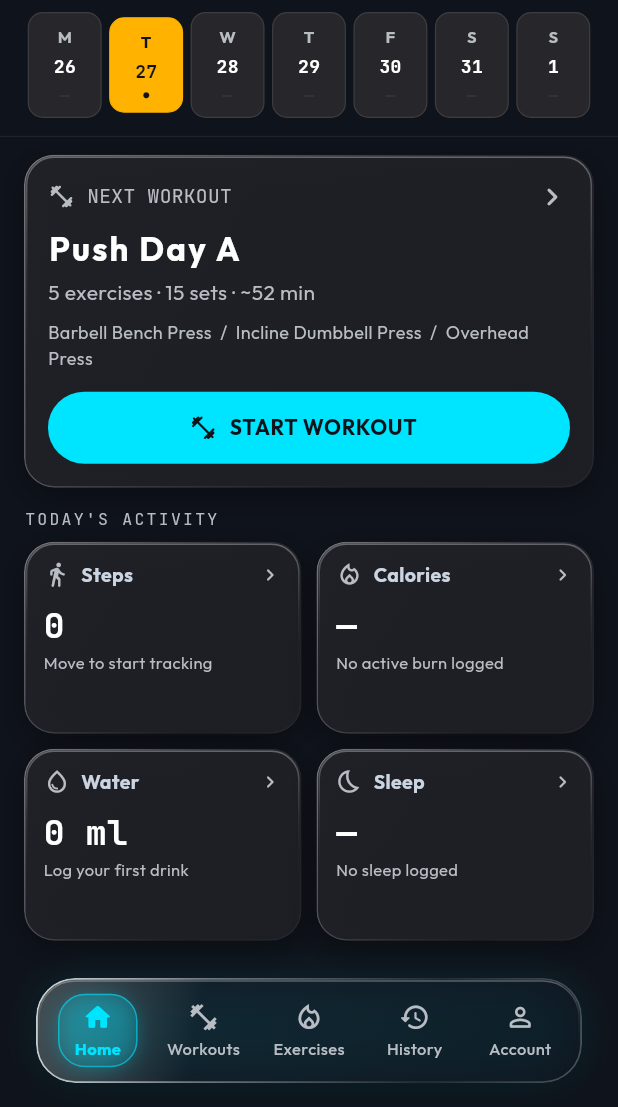
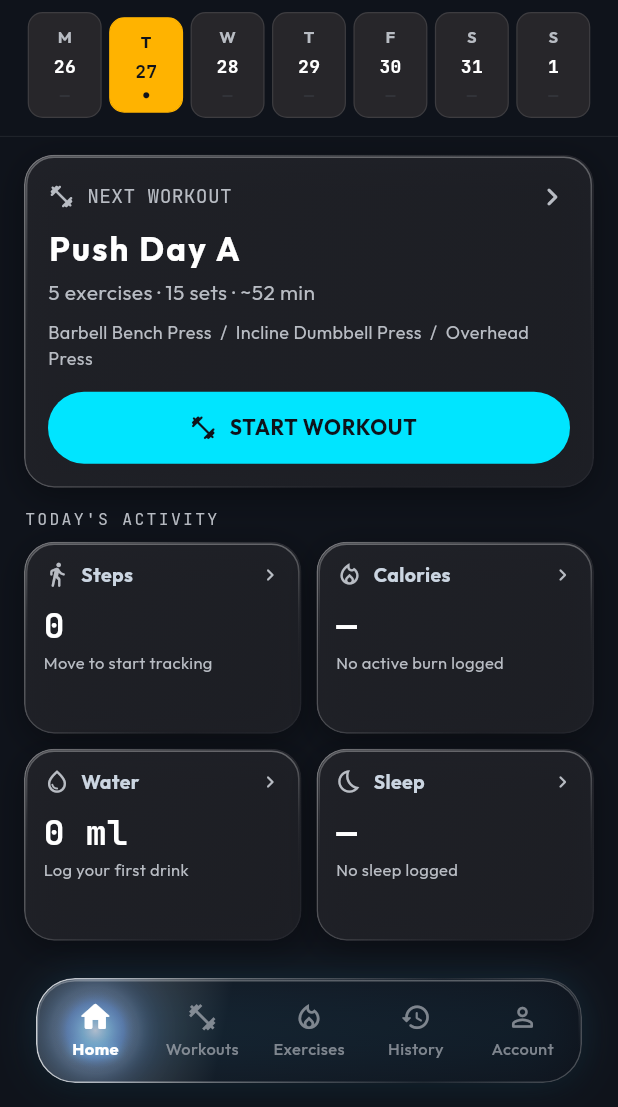
Before and after one commit to LuvyaNishad/GYM_APP, a Flutter app: the DashboardScreen screen opened by its route, on a phone screen of 412 x 824 dp, the part 129-1236 px from its top. Run offline on Flutter 3.47's test engine with Material 3 defaults, Android fonts, the phone set to English and light mode, and no system bars; our stand-ins replace fl_chart, flutter_local_notifications, flutter_riverpod, freezed_annotation, go_router, hive_ce_flutter and 3 more; accounts and stored records are empty.

Commit message:
feat(nav): replace harsh outline with luminous white-blue active indicator spotlight

```diff
--- a/lib/shared/widgets/glass_nav_pill.dart
+++ b/lib/shared/widgets/glass_nav_pill.dart
@@ -92,32 +92,81 @@ class GlassNavPill extends ConsumerWidget {
 
   @override
   Widget build(BuildContext context, WidgetRef ref) {
+    final validActive = activeIndex.clamp(0, kNavPillTabs.length - 1);
+
     return SizedBox(
       height: height,
       child: GlassCard(
         borderRadius: borderRadius,
-        padding: const EdgeInsets.symmetric(horizontal: 6, vertical: 5),
-        sigmaBlur: 10,
+        padding: const EdgeInsets.symmetric(horizontal: 4, vertical: 4),
+        sigmaBlur: 14,
         blur: true,
-        borderWidth: 1.2,
-        borderColor: Colors.white.withValues(alpha: 0.85),
-        glowColor: AppColors.primary.withValues(alpha: 0.12),
+        borderWidth: 1.0,
+        borderColor: Colors.white.withValues(alpha: 0.24),
+        glowColor: const Color(0xFF40C4FF).withValues(alpha: 0.16),
         gradient: LinearGradient(
           begin: Alignment.topLeft,
           end: Alignment.bottomRight,
           colors: [
-            Colors.white.withValues(alpha: 0.22), // Specular surface light sheen
-            const Color(0xFF1E2638).withValues(alpha: 0.32), // Translucent frosted acrylic body
-            const Color(0xFF121622).withValues(alpha: 0.44), // Grounded glass base
+            Colors.white.withValues(alpha: 0.16),
+            const Color(0xFF161A26).withValues(alpha: 0.42),
+            const Color(0xFF0F121B).withValues(alpha: 0.58),
           ],
-          stops: const [0.0, 0.30, 1.0],
+          stops: const [0.0, 0.35, 1.0],
         ),
-        child: Row(
+        child: Stack(
+          children: [
+            // ── 1. Animated Sliding White-Blue Luminous Spotlight ───────────
+            AnimatedAlign(
+              duration: const Duration(milliseconds: 300),
+              curve: Curves.easeOutCubic,
+              alignment: Alignment(
+                -1.0 + (validActive * 2.0 / (kNavPillTabs.length - 1)),
+                0.0,
+              ),
+              child: FractionallySizedBox(
+                widthFactor: 1.0 / kNavPillTabs.length,
+                heightFactor: 1.0,
+                child: Center(
+                  child: Container(
+                    width: 58,
+                    height: 58,
+                    decoration: BoxDecoration(
+                      shape: BoxShape.circle,
+                      gradient: RadialGradient(
+                        colors: [
+                          Colors.white.withValues(alpha: 0.45),
+                          const Color(0xFF80D8FF).withValues(alpha: 0.35),
+                          const Color(0xFF2979FF).withValues(alpha: 0.18),
+                          Colors.transparent,
+                        ],
+                        stops: const [0.0, 0.30, 0.65, 1.0],
+                      ),
+                      boxShadow: [
+                        BoxShadow(
+                          color: const Color(0xFF448AFF).withValues(alpha: 0.30),
+                          blurRadius: 26,
+                          spreadRadius: 4,
+                        ),
+                        BoxShadow(
+                          color: Colors.white.withValues(alpha: 0.25),
+                          blurRadius: 12,
+                          spreadRadius: -2,
+                        ),
+                      ],
+                    ),
+                  ),
+                ),
+              ),
+            ),
+
+            // ── 2. Interactive Navigation Tabs (Clean, No Box Border) ───────
+            Row(
               children: [
                 for (var i = 0; i < kNavPillTabs.length; i++)
                   Expanded(
                     child: Semantics(
-                  selected: i == activeIndex,
+                      selected: i == validActive,
                       button: true,
                       label: kNavPillTabs[i].label,
                       excludeSemantics: true,
@@ -129,54 +178,26 @@ class GlassNavPill extends ConsumerWidget {
                         },
                         borderRadius: BorderRadius.circular(20),
                         child: Center(
-                      child: AnimatedContainer(
-                        duration: const Duration(milliseconds: 220),
-                        curve: Curves.easeOutCubic,
-                        padding: EdgeInsets.symmetric(
-                          horizontal: i == activeIndex ? 10 : 2,
-                          vertical: 4,
-                        ),
-                        decoration: BoxDecoration(
-                          borderRadius: BorderRadius.circular(18),
-                          gradient: i == activeIndex
-                              ? LinearGradient(
-                                  begin: Alignment.topCenter,
-                                  end: Alignment.bottomCenter,
-                                  colors: [
-                                    AppColors.primary.withValues(alpha: 0.22),
-                                    AppColors.primary.withValues(alpha: 0.08),
-                                  ],
-                                )
-                              : null,
-                          border: i == activeIndex
-                              ? Border.all(
-                                  color: AppColors.primary.withValues(alpha: 0.55),
-                                  width: 1.0,
-                                )
-                              : null,
-                          boxShadow: i == activeIndex
-                              ? [
-                                  BoxShadow(
-                                    color: AppColors.primary.withValues(alpha: 0.28),
-                                    blurRadius: 10,
-                                    spreadRadius: -1,
-                                    offset: const Offset(0, 2),
-                                  ),
-                                ]
-                              : null,
-                        ),
+                          child: Padding(
+                            padding: const EdgeInsets.symmetric(vertical: 4),
                             child: Column(
                               mainAxisSize: MainAxisSize.min,
                               mainAxisAlignment: MainAxisAlignment.center,
                               children: [
-                            Icon(
-                              i == activeIndex
+                                AnimatedScale(
+                                  scale: i == validActive ? 1.15 : 1.0,
+                                  duration: const Duration(milliseconds: 220),
+                                  curve: Curves.easeOutCubic,
+                                  child: Icon(
+                                    i == validActive
                                         ? kNavPillTabs[i].activeIcon
                                         : kNavPillTabs[i].icon,
                                     size: 21,
-                              color: i == activeIndex
-                                  ? AppColors.primary
-                                  : AppColors.platinum,
+                                    color: i == validActive
+                                        ? Colors.white
+                                        : AppColors.platinum
+                                            .withValues(alpha: 0.65),
+                                  ),
                                 ),
                                 const SizedBox(height: 3),
                                 Text(
@@ -185,12 +206,22 @@ class GlassNavPill extends ConsumerWidget {
                                   style: TextStyle(
                                     fontFamily: AppTypography.fontBody,
                                     fontSize: 11,
-                                fontWeight: i == activeIndex
+                                    fontWeight: i == validActive
                                         ? FontWeight.w700
                                         : FontWeight.w500,
-                                color: i == activeIndex
-                                    ? AppColors.primary
-                                    : AppColors.platinum,
+                                    color: i == validActive
+                                        ? Colors.white
+                                        : AppColors.platinum
+                                            .withValues(alpha: 0.65),
+                                    shadows: i == validActive
+                                        ? [
+                                            Shadow(
+                                              color: const Color(0xFF80D8FF)
+                                                  .withValues(alpha: 0.70),
+                                              blurRadius: 8,
+                                            ),
+                                          ]
+                                        : null,
                                   ),
                                 ),
                               ],
@@ -202,6 +233,8 @@ class GlassNavPill extends ConsumerWidget {
                   ),
               ],
             ),
+          ],
+        ),
       ),
     );
   }
```
Lines whose indentation alone changed are shown as unchanged.
